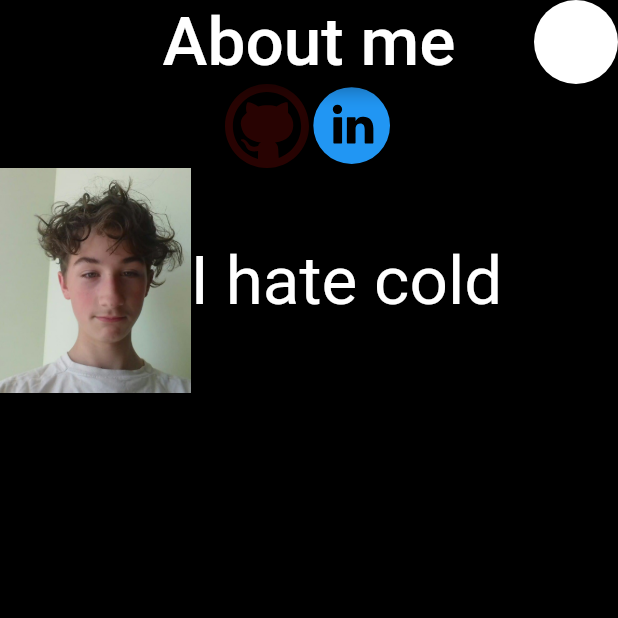
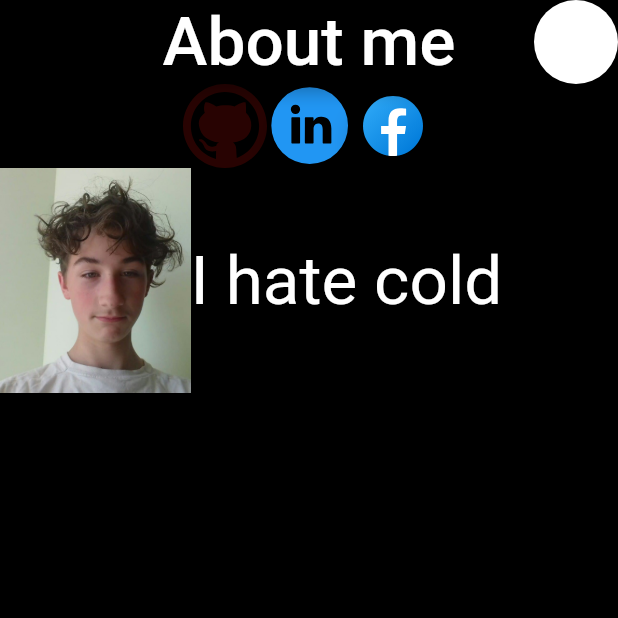
Before and after one commit to Vitaliklisa/vital_app, a Flutter app: the screen it shows after launch, on a phone screen of 412 x 824 dp, the top half of it. Run offline on Flutter 3.47's test engine with Material 2 defaults, Android fonts, the phone set to English and light mode, and no system bars; our stand-ins replace flutter_svg.

Commit message:
New button link

```diff
--- a/lib/presentation/features/screen/screen.dart
+++ b/lib/presentation/features/screen/screen.dart
@@ -67,6 +67,10 @@ class _ScreenState extends State<Screen> implements ScreenView {
                             child: SvgPicture.asset(
                                 'assets/images/linkedin.svg',
                                 color: Colors.blue,),
+                          ), FloatingActionButton(
+                            backgroundColor: Colors.transparent,
+                            onPressed: model.onFacebookPressed,
+                            child: SvgPicture.asset('assets/images/facebook.svg'),
                           ),
                         ],
                       ),
--- a/lib/presentation/features/screen/screen_model.dart
+++ b/lib/presentation/features/screen/screen_model.dart
@@ -66,8 +66,8 @@ class ScreenModel with ChangeNotifier {
   }
 
   Future<void> onFacebookPressed() async {
-    await canLaunch('')
-        ? await launch('')
+    await canLaunch('https://www.facebook.com/VitalKhomenko')
+        ? await launch('https://www.facebook.com/VitalKhomenko')
         : _screenView.displayMessage('cannot open facebook');
   }
 }
```
Also changed, not shown: assets/images/facebook.svg (added), pubspec.lock.
